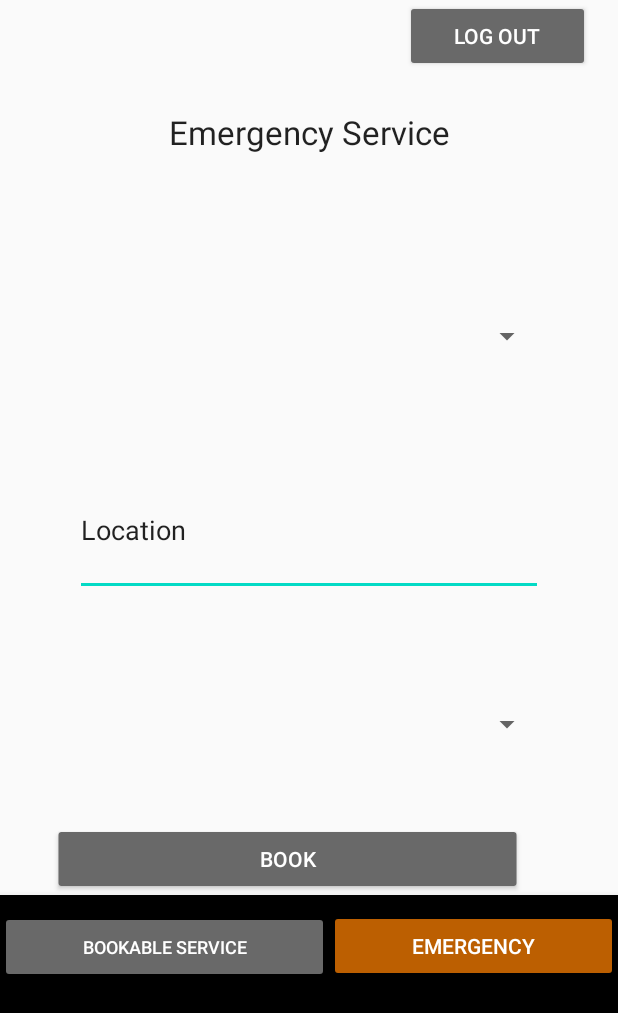
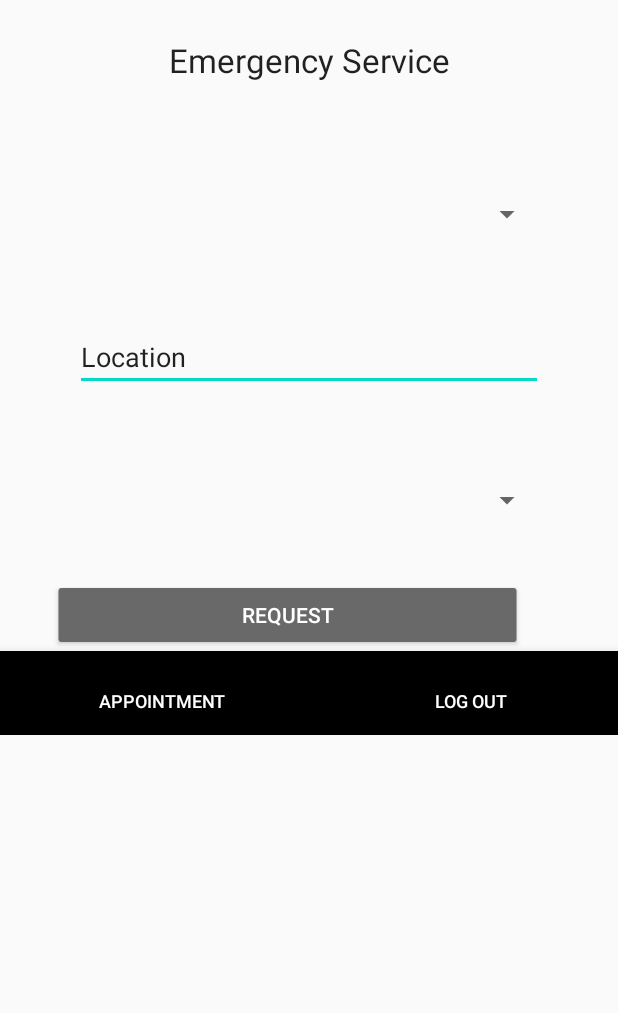
Before and after one commit to McGill-ECSE321-Winter2021/project-group-04, an Android app: the screen it shows after launch (EmergencyService), on a phone screen of 412 x 824 dp. Shown: the top 1013 px of the screen. Run offline under Robolectric (Android 15) with nearby library versions, the phone set to English and light mode, and no system bars; libraries missing offline, so code that uses them is left out: com.loopj.android, cz.msebera.android; 1 statement that could not run was skipped.

Commit message:
changes in emergency and appointment booking pages

```diff
--- a/Project-Group-04-Android/app/src/main/res/layout/test_layout.xml
+++ b/Project-Group-04-Android/app/src/main/res/layout/test_layout.xml
@@ -6,6 +6,11 @@
     android:layout_width="match_parent"
     android:layout_height="match_parent"
     android:textAlignment="center">
+
+
+    <ScrollView
+        android:layout_width="match_parent"
+        android:layout_height="wrap_content">
 
     <LinearLayout
         android:id="@+id/mainPage"
@@ -17,19 +22,10 @@
         app:layout_constraintTop_toTopOf="parent">
 
 
-        <Button
-            android:id="@+id/logOut"
-            android:layout_width="123dp"
-            android:layout_height="wrap_content"
-            android:backgroundTint="#696969"
-            android:text="@string/log_out"
-            android:textColor="#FFFFFF"
-            android:translationX="270dp" />
-
         <TextView
             android:id="@+id/textView4"
             android:layout_width="match_parent"
-            android:layout_height="91dp"
+            android:layout_height="70dp"
             android:paddingTop="25dp"
             android:text="@string/emergency_service"
             android:textAlignment="center"
@@ -43,13 +39,13 @@
         <Spinner
             android:id="@+id/em_service"
             android:layout_width="match_parent"
-            android:layout_height="70dp"
+            android:layout_height="45dp"
             android:layout_margin="50dp" />
 
         <EditText
             android:id="@+id/location"
             android:layout_width="match_parent"
-            android:layout_height="88dp"
+            android:layout_height="45dp"
             android:layout_marginLeft="50dp"
             android:layout_marginRight="50dp"
             android:importantForAutofill="no"
@@ -59,7 +55,7 @@
         <Spinner
             android:id="@+id/field_techs"
             android:layout_width="match_parent"
-            android:layout_height="71dp"
+            android:layout_height="45dp"
             android:layout_marginLeft="50dp"
             android:layout_marginTop="50dp"
             android:layout_marginRight="50dp"
@@ -71,7 +67,7 @@
             android:layout_height="wrap_content"
             android:backgroundTint="#696969"
             android:gravity="center"
-            android:text="@string/book"
+            android:text="request"
             android:textColor="#FFFFFF"
             android:translationX="35dp" />
 
@@ -94,22 +90,23 @@
                     android:layout_width="wrap_content"
                     android:layout_height="wrap_content"
                     android:layout_weight="1"
-                    android:backgroundTint="#696969"
-                    android:text="@string/bookable_service"
+                    android:backgroundTint="#000000"
+                    android:text="Appointment"
                     android:textColor="#FFFFFF"
                     android:textSize="12sp" />
-
                 <Button
-                    android:id="@+id/button5"
+                    android:id="@+id/logOut"
                     android:layout_width="wrap_content"
                     android:layout_height="wrap_content"
                     android:layout_weight="1"
-                    android:backgroundTint="#BC5F01"
-                    android:text="@string/emergency"
-                    android:textColor="#FFFFFF" />
+                    android:backgroundTint="#000000"
+                    android:text="@string/log_out"
+                    android:textColor="#FFFFFF"
+                    android:textSize="12sp"/>
 
             </LinearLayout>
         </com.google.android.material.bottomnavigation.BottomNavigationView>
     </LinearLayout>
+    </ScrollView>
 
 </androidx.constraintlayout.widget.ConstraintLayout>
```
Also changed, not shown: Project-Group-04-Android/app/src/main/res/layout/activity_main.xml (+1 -10 lines), Project-Group-04-Android/app/src/main/res/layout/content_main.xml (+36 -9 lines).
